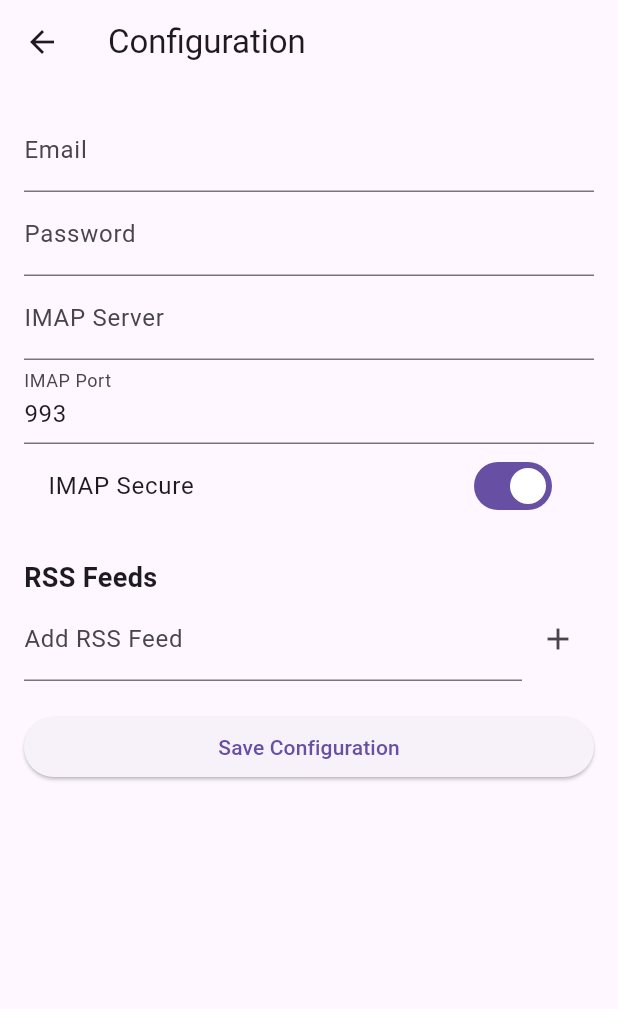
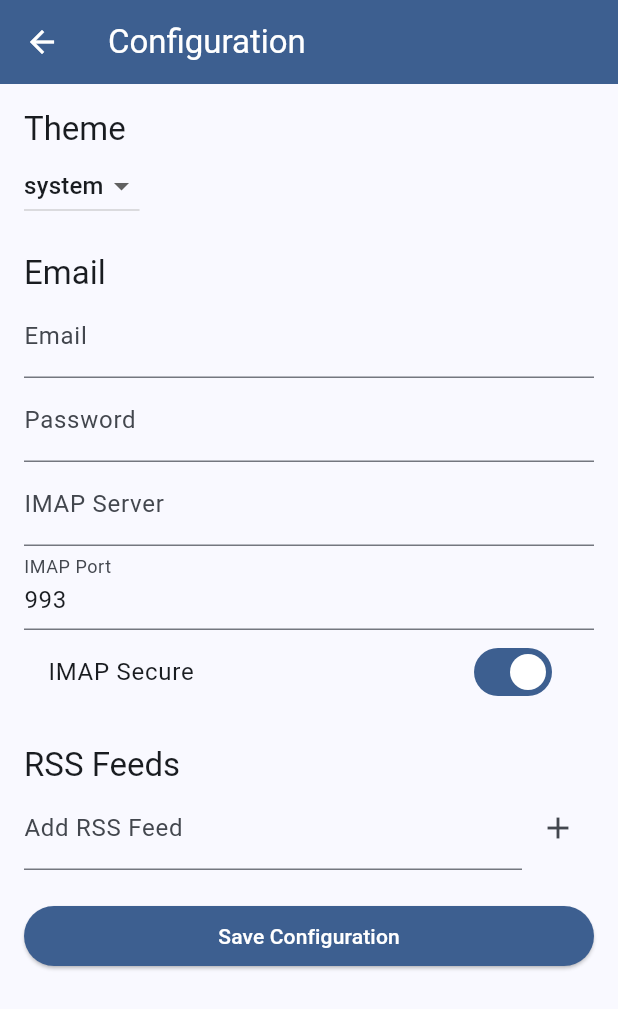
Before and after one commit to jersonal-com/KnowKeeper, a Flutter app: the ConfigPage screen opened directly, on a phone screen of 412 x 824 dp. Shown: the top 1009 px of the screen. Run offline on Flutter 3.47's test engine with Material 3 defaults, Android fonts, the phone set to English and light mode, and no system bars; our stand-ins replace flutter_riverpod, flutter_slidable, sembast, shared_preferences; missing offline and left inert: enough_mail, rss_dart; accounts and stored records are empty.

Commit message:
Added theming

```diff
--- a/lib/main.dart
+++ b/lib/main.dart
@@ -1,6 +1,8 @@
 import 'package:flutter/material.dart';
 import 'package:flutter_riverpod/flutter_riverpod.dart';
+import 'package:know_keeper/service/theme_provider.dart';
 import 'screens/main_page.dart';
+import 'theme/app_theme.dart';
 
 void main() {
   runApp(
@@ -10,17 +12,19 @@ void main() {
   );
 }
 
-class MyApp extends StatelessWidget {
+class MyApp extends ConsumerWidget {
   const MyApp({super.key});
 
   @override
-  Widget build(BuildContext context) {
+  Widget build(BuildContext context, WidgetRef ref) {
+    final themeMode = ref.watch(themeProvider);
+
     return MaterialApp(
       title: 'Know Keeper',
       debugShowCheckedModeBanner: false,
-      theme: ThemeData(
-        primarySwatch: Colors.blue,
-      ),
+      theme: AppTheme.lightTheme,
+      darkTheme: AppTheme.darkTheme,
+      themeMode: themeMode,
       home:  const MainPage(),
     );
   }
--- a/lib/screens/config_page.dart
+++ b/lib/screens/config_page.dart
@@ -1,14 +1,17 @@
 import 'package:flutter/material.dart';
+import 'package:flutter_riverpod/flutter_riverpod.dart';
 import 'package:shared_preferences/shared_preferences.dart';
 
-class ConfigPage extends StatefulWidget {
+import '../service/theme_provider.dart';
+
+class ConfigPage extends ConsumerStatefulWidget {
   const ConfigPage({super.key});
 
   @override
   ConfigPageState createState() => ConfigPageState();
 }
 
-class ConfigPageState extends State<ConfigPage> {
+class ConfigPageState extends ConsumerState<ConfigPage> {
   final _formKey = GlobalKey<FormState>();
   final _emailController = TextEditingController();
   final _passwordController = TextEditingController();
@@ -96,14 +99,42 @@ class ConfigPageState extends State<ConfigPage> {
 
   @override
   Widget build(BuildContext context) {
+    final currentTheme = ref.watch(themeProvider);
+
+
     return Scaffold(
       appBar: AppBar(
         title: const Text('Configuration'),
       ),
-      body: Form(
+      body: SingleChildScrollView(
+        child: Padding(
+          padding: const EdgeInsets.all(16.0),
+          child: Column(
+            crossAxisAlignment: CrossAxisAlignment.start,
+            children: [
+              Text('Theme', style: Theme.of(context).textTheme.titleLarge),
+              DropdownButton<ThemeMode>(
+                value: currentTheme,
+                onChanged: (ThemeMode? newThemeMode) {
+                  if (newThemeMode != null) {
+                    ref.read(themeProvider.notifier).setThemeMode(newThemeMode);
+                  }
+                },
+                items: ThemeMode.values.map((ThemeMode themeMode) {
+                  return DropdownMenuItem<ThemeMode>(
+                    value: themeMode,
+                    child: Text(themeMode.toString().split('.').last),
+                  );
+                }).toList(),
+              ),
+              const SizedBox(height: 20),
+              Text('Email', style: Theme.of(context).textTheme.titleLarge),
+              Form(
                 key: _formKey,
                 child: ListView(
-          padding: const EdgeInsets.all(16.0),
+                  shrinkWrap: true,
+                  physics: const NeverScrollableScrollPhysics(),
+                  // padding: const EdgeInsets.all(16.0),
                   children: <Widget>[
                     TextFormField(
                       controller: _emailController,
@@ -150,7 +181,7 @@ class ConfigPageState extends State<ConfigPage> {
                       },
                     ),
                     const SizedBox(height: 20),
-            const Text('RSS Feeds', style: TextStyle(fontSize: 18, fontWeight: FontWeight.bold)),
+                    Text('RSS Feeds', style: Theme.of(context).textTheme.titleLarge),
                     ListView.builder(
                       shrinkWrap: true,
                       itemCount: _rssFeeds.length,
@@ -186,6 +217,10 @@ class ConfigPageState extends State<ConfigPage> {
                   ],
                 ),
               ),
+            ],
+          ),
+        ),
+      ),
     );
   }
 }
--- a/lib/screens/detail_page.dart
+++ b/lib/screens/detail_page.dart
@@ -32,7 +32,7 @@ class DetailPageState extends ConsumerState<DetailPage> {
         title: const Text('Article Details'),
         actions: [
           IconButton(
-            icon: const Icon(Icons.add),
+            icon: const Icon(Icons.add_circle),
             onPressed: () {
               if (currentSelection != null) {
                 final highlight = Highlight(
@@ -50,7 +50,7 @@ class DetailPageState extends ConsumerState<DetailPage> {
             },
           ),
           IconButton(
-            icon: const Icon(Icons.remove),
+            icon: const Icon(Icons.remove_circle_outlined),
             onPressed: () {
               if (currentSelection != null) {
                 highlightsAsyncValue.whenData((highlights) {
--- a/lib/screens/export_page.dart
+++ b/lib/screens/export_page.dart
@@ -46,7 +46,9 @@ class ExportPage extends ConsumerWidget {
                 padding: const EdgeInsets.all(16.0),
                 child: SelectableText(
                   snapshot.data ?? '',
-                  style: const TextStyle(fontFamily: 'Courier'),
+                  style:  TextStyle(fontFamily: 'Courier',
+                  color: Theme.of(context).colorScheme.onSurface,
+                ),
                 ),
               ),
             );
--- a/lib/screens/main_page.dart
+++ b/lib/screens/main_page.dart
@@ -87,15 +87,15 @@ class MainPageState extends ConsumerState<MainPage> {
                     children: [
                       SlidableAction(
                         onPressed: (context) => _archiveEntry(ref, entry),
-                        backgroundColor: Colors.blue,
-                        foregroundColor: Colors.white,
+                        backgroundColor: Theme.of(context).colorScheme.secondary,
+                        foregroundColor: Theme.of(context).colorScheme.onSecondary,
                         icon: Icons.archive,
                         label: 'Archive',
                       ),
                       SlidableAction(
                         onPressed: (context) => _deleteEntry(ref, entry),
-                        backgroundColor: Colors.red,
-                        foregroundColor: Colors.white,
+                        backgroundColor: Theme.of(context).colorScheme.error,
+                        foregroundColor: Theme.of(context).colorScheme.onError,
                         icon: Icons.delete,
                         label: 'Delete',
                       ),
--- /dev/null
+++ b/lib/theme/app_theme.dart
@@ -0,0 +1,44 @@
+import 'package:flutter/material.dart';
+
+class AppTheme {
+  static const Color _primaryColor = Color(0xFF04396D);
+
+  static final ColorScheme _lightColorScheme = ColorScheme.fromSeed(
+    seedColor: _primaryColor,
+    brightness: Brightness.light,
+  );
+
+  static final ColorScheme _darkColorScheme = ColorScheme.fromSeed(
+    seedColor: _primaryColor,
+    brightness: Brightness.dark,
+  );
+
+  static final ThemeData lightTheme = _createTheme(_lightColorScheme);
+  static final ThemeData darkTheme = _createTheme(_darkColorScheme);
+
+  static ThemeData _createTheme(ColorScheme colorScheme) {
+    return ThemeData(
+      useMaterial3: true,
+      colorScheme: colorScheme,
+      scaffoldBackgroundColor: colorScheme.surface,
+      appBarTheme: AppBarTheme(
+        backgroundColor: colorScheme.primary,
+        foregroundColor: colorScheme.onPrimary,
+      ),
+      floatingActionButtonTheme: FloatingActionButtonThemeData(
+        backgroundColor: colorScheme.primary,
+        foregroundColor: colorScheme.onPrimary,
+      ),
+      elevatedButtonTheme: ElevatedButtonThemeData(
+        style: ElevatedButton.styleFrom(
+          backgroundColor: colorScheme.primary,
+          foregroundColor: colorScheme.onPrimary,
+        ),
+      ),
+      textTheme: TextTheme(
+        titleLarge: TextStyle(color: colorScheme.onSurface),
+        bodyLarge: TextStyle(color: colorScheme.onSurface),
+      ),
+    );
+  }
+}
```
Also changed, not shown: lib/service/theme_provider.dart (added, +26 -0 lines). Lines whose indentation alone changed are shown as unchanged.
